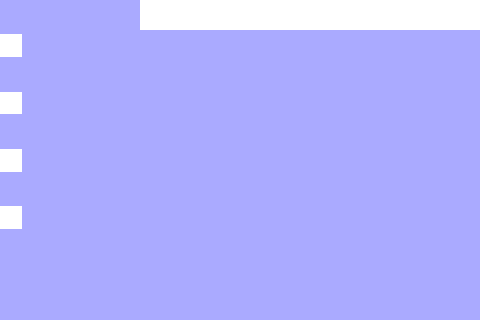
First picture: the form in mainWinUI.ui, repository JackzhangLOVEcode/qtprj2-ver1.0, before the edit; both pictures show x 242 to 722 and y 196 to 516 of the 1101 by 828 pixel window.
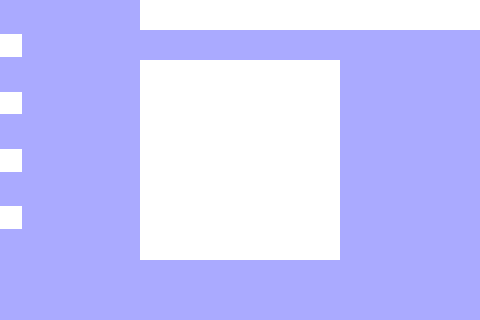
Second picture: the form after the edit.

Commit message: 在统计页面中显示星座图，同时去掉划线和画点时的零点，星座图显示功能待优化

What changed in the file:
```diff
--- a/mainWinUI.ui
+++ b/mainWinUI.ui
@@ -2382,6 +2382,22 @@
        <string/>
       </property>
      </widget>
+     <widget class="QLabel" name="constellation_show">
+      <property name="geometry">
+       <rect>
+        <x>340</x>
+        <y>220</y>
+        <width>200</width>
+        <height>200</height>
+       </rect>
+      </property>
+      <property name="styleSheet">
+       <string notr="true">background-color: rgb(255, 255, 255)</string>
+      </property>
+      <property name="text">
+       <string/>
+      </property>
+     </widget>
     </widget>
    </widget>
    <widget class="QPushButton" name="setDefault">
```
The commit also changes 2 other files.
